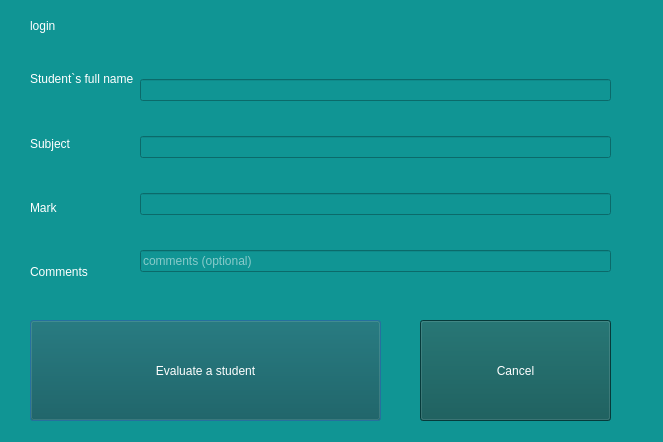
Old version of the form QTcreator/Diary/add_mark_2.ui in the repository albaSANDROS/DIPLOMA-PROJECT.-Multi-user-client-server-application-e-journal.
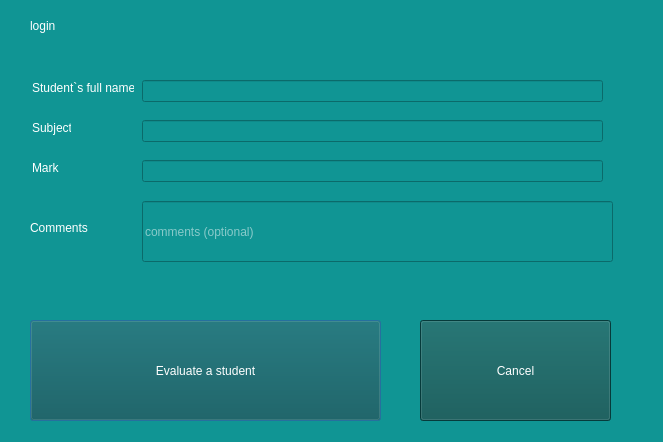
New version of the form.

The edit to the form file:
```diff
--- a/QTcreator/Diary/add_mark_2.ui
+++ b/QTcreator/Diary/add_mark_2.ui
@@ -71,20 +71,31 @@
     <string>login</string>
    </property>
   </widget>
-  <widget class="QWidget" name="layoutWidget">
+  <widget class="QLabel" name="label_mark">
    <property name="geometry">
     <rect>
-     <x>30</x>
-     <y>50</y>
-     <width>581</width>
-     <height>251</height>
+     <x>32</x>
+     <y>160</y>
+     <width>27</width>
+     <height>16</height>
     </rect>
    </property>
-   <layout class="QHBoxLayout" name="horizontalLayout">
-    <item>
-     <layout class="QVBoxLayout" name="verticalLayout_2">
-      <item>
+   <property name="styleSheet">
+    <string notr="true">color: rgb(255, 255, 255);</string>
+   </property>
+   <property name="text">
+    <string>Mark</string>
+   </property>
+  </widget>
        <widget class="QLabel" name="label_students_fullname">
+   <property name="geometry">
+    <rect>
+     <x>32</x>
+     <y>80</y>
+     <width>102</width>
+     <height>16</height>
+    </rect>
+   </property>
         <property name="styleSheet">
          <string notr="true">color: rgb(255, 255, 255);</string>
         </property>
@@ -92,9 +103,15 @@
          <string>Student`s full name</string>
         </property>
        </widget>
-      </item>
-      <item>
        <widget class="QLabel" name="label_subject">
+   <property name="geometry">
+    <rect>
+     <x>32</x>
+     <y>120</y>
+     <width>39</width>
+     <height>16</height>
+    </rect>
+   </property>
         <property name="styleSheet">
          <string notr="true">color: rgb(255, 255, 255);</string>
         </property>
@@ -102,19 +119,15 @@
          <string>Subject</string>
         </property>
        </widget>
-      </item>
-      <item>
-       <widget class="QLabel" name="label_mark">
-        <property name="styleSheet">
-         <string notr="true">color: rgb(255, 255, 255);</string>
-        </property>
-        <property name="text">
-         <string>Mark</string>
-        </property>
-       </widget>
-      </item>
-      <item>
        <widget class="QLabel" name="label_comments">
+   <property name="geometry">
+    <rect>
+     <x>30</x>
+     <y>220</y>
+     <width>59</width>
+     <height>16</height>
+    </rect>
+   </property>
         <property name="styleSheet">
          <string notr="true">color: rgb(255, 255, 255);</string>
         </property>
@@ -122,23 +135,15 @@
          <string>Comments</string>
         </property>
        </widget>
-      </item>
-     </layout>
-    </item>
-    <item>
-     <layout class="QVBoxLayout" name="verticalLayout">
-      <item>
        <widget class="QLineEdit" name="lineEdit_full_name">
-        <property name="styleSheet">
-         <string notr="true">color: rgb(255, 255, 255);</string>
-        </property>
-        <property name="readOnly">
-         <bool>true</bool>
-        </property>
-       </widget>
-      </item>
-      <item>
-       <widget class="QLineEdit" name="lineEdit_subjectName">
+   <property name="geometry">
+    <rect>
+     <x>142</x>
+     <y>80</y>
+     <width>461</width>
+     <height>22</height>
+    </rect>
+   </property>
         <property name="styleSheet">
          <string notr="true">color: rgb(255, 255, 255);</string>
         </property>
@@ -146,16 +151,15 @@
          <bool>true</bool>
         </property>
        </widget>
-      </item>
-      <item>
-       <widget class="QLineEdit" name="lineEdit_mark">
-        <property name="styleSheet">
-         <string notr="true">color: rgb(255, 255, 255);</string>
-        </property>
-       </widget>
-      </item>
-      <item>
        <widget class="QLineEdit" name="lineEdit_comment">
+   <property name="geometry">
+    <rect>
+     <x>142</x>
+     <y>201</y>
+     <width>471</width>
+     <height>61</height>
+    </rect>
+   </property>
         <property name="styleSheet">
          <string notr="true">color: rgb(255, 255, 255);</string>
         </property>
@@ -163,10 +167,34 @@
          <string>comments (optional)</string>
         </property>
        </widget>
-      </item>
-     </layout>
-    </item>
-   </layout>
+  <widget class="QLineEdit" name="lineEdit_subjectName">
+   <property name="geometry">
+    <rect>
+     <x>142</x>
+     <y>120</y>
+     <width>461</width>
+     <height>22</height>
+    </rect>
+   </property>
+   <property name="styleSheet">
+    <string notr="true">color: rgb(255, 255, 255);</string>
+   </property>
+   <property name="readOnly">
+    <bool>true</bool>
+   </property>
+  </widget>
+  <widget class="QLineEdit" name="lineEdit_mark">
+   <property name="geometry">
+    <rect>
+     <x>142</x>
+     <y>160</y>
+     <width>461</width>
+     <height>22</height>
+    </rect>
+   </property>
+   <property name="styleSheet">
+    <string notr="true">color: rgb(255, 255, 255);</string>
+   </property>
   </widget>
  </widget>
  <resources/>
```
Lines whose indentation alone changed are shown as unchanged.
